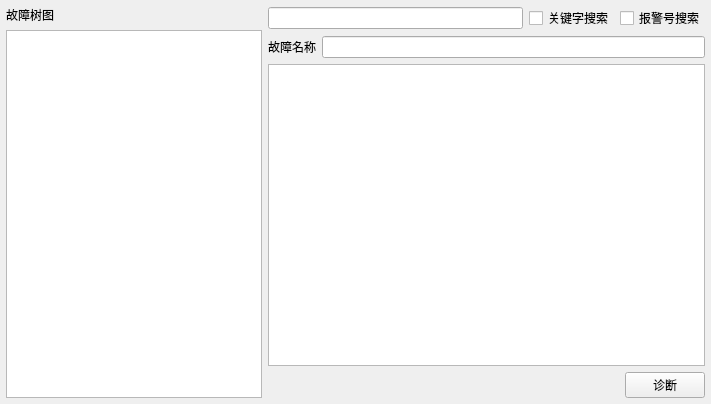
Above: zhenduanform.ui from EGeeks/faultree before the change. Below: the same form after it.
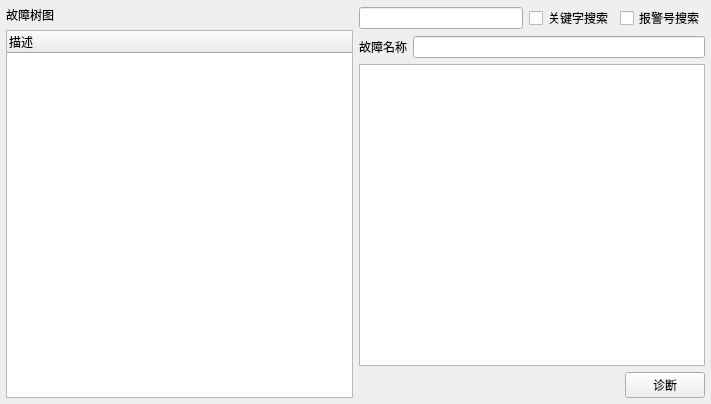
That is the form after the change.

Patch:
```diff
--- a/zhenduanform.ui
+++ b/zhenduanform.ui
@@ -39,22 +39,12 @@
       </widget>
      </item>
      <item>
-      <widget class="QTreeView" name="treeView">
-       <property name="sizePolicy">
-        <sizepolicy hsizetype="Minimum" vsizetype="Expanding">
-         <horstretch>0</horstretch>
-         <verstretch>0</verstretch>
-        </sizepolicy>
-       </property>
-       <property name="editTriggers">
-        <set>QAbstractItemView::NoEditTriggers</set>
-       </property>
-       <property name="textElideMode">
-        <enum>Qt::ElideRight</enum>
-       </property>
-       <property name="horizontalScrollMode">
-        <enum>QAbstractItemView::ScrollPerItem</enum>
-       </property>
+      <widget class="QTreeWidget" name="treeWidget">
+       <column>
+        <property name="text">
+         <string>描述</string>
+        </property>
+       </column>
       </widget>
      </item>
     </layout>
```
